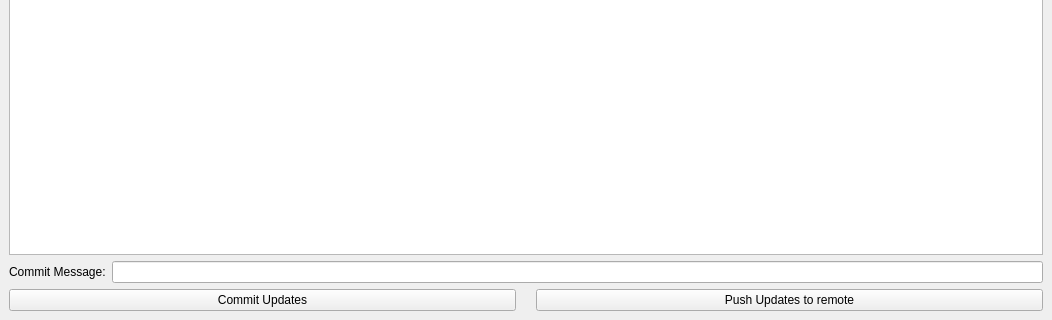
The window that mainwindow.ui (shadowofdominance/GitTool_QT) describes before a commit, drawn with Qt 5; both pictures show x 0 to 1052 and y 422 to 742 of the 1052 by 742 pixel window.
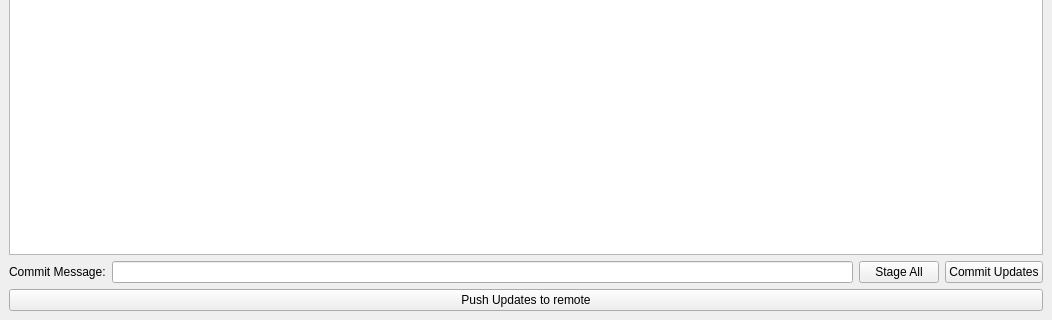
The same window after the commit.

Commit message: Implemented stage all and commit features

Patch:
```diff
--- a/mainwindow.ui
+++ b/mainwindow.ui
@@ -73,8 +73,6 @@
           </column>
          </widget>
         </item>
-       </layout>
-      </item>
       <item>
        <layout class="QHBoxLayout" name="horizontalLayout_2">
         <item>
@@ -90,6 +88,22 @@
         <item>
          <widget class="QLineEdit" name="commitMessageLineEdit"/>
         </item>
+          <item>
+           <widget class="QPushButton" name="stageAllButton">
+            <property name="text">
+             <string>Stage All</string>
+            </property>
+           </widget>
+          </item>
+          <item>
+           <widget class="QPushButton" name="commitBtn">
+            <property name="text">
+             <string>Commit Updates</string>
+            </property>
+           </widget>
+          </item>
+         </layout>
+        </item>
        </layout>
       </item>
       <item>
@@ -97,13 +111,6 @@
         <property name="spacing">
          <number>20</number>
         </property>
-        <item>
-         <widget class="QPushButton" name="commitBtn">
-          <property name="text">
-           <string>Commit Updates</string>
-          </property>
-         </widget>
-        </item>
         <item>
          <widget class="QPushButton" name="pushBtn">
           <property name="text">
```
Lines whose indentation alone changed are shown as unchanged. The commit also changes 6 other files.
